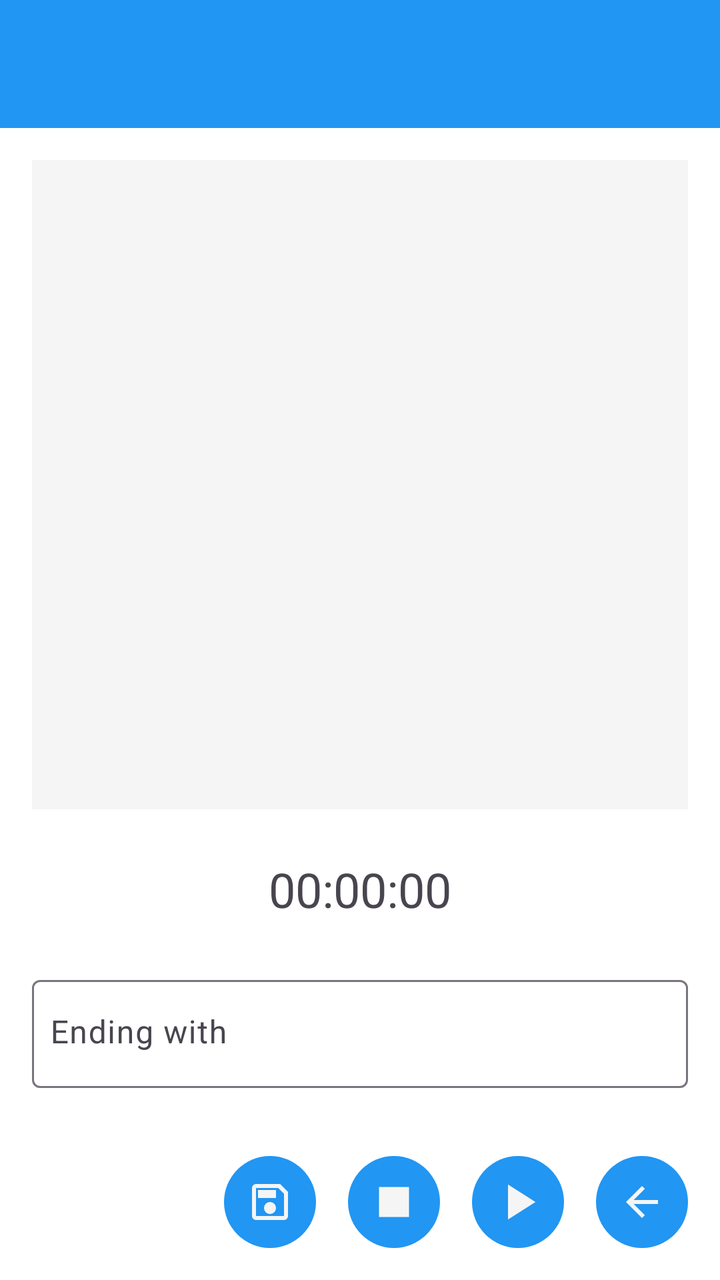
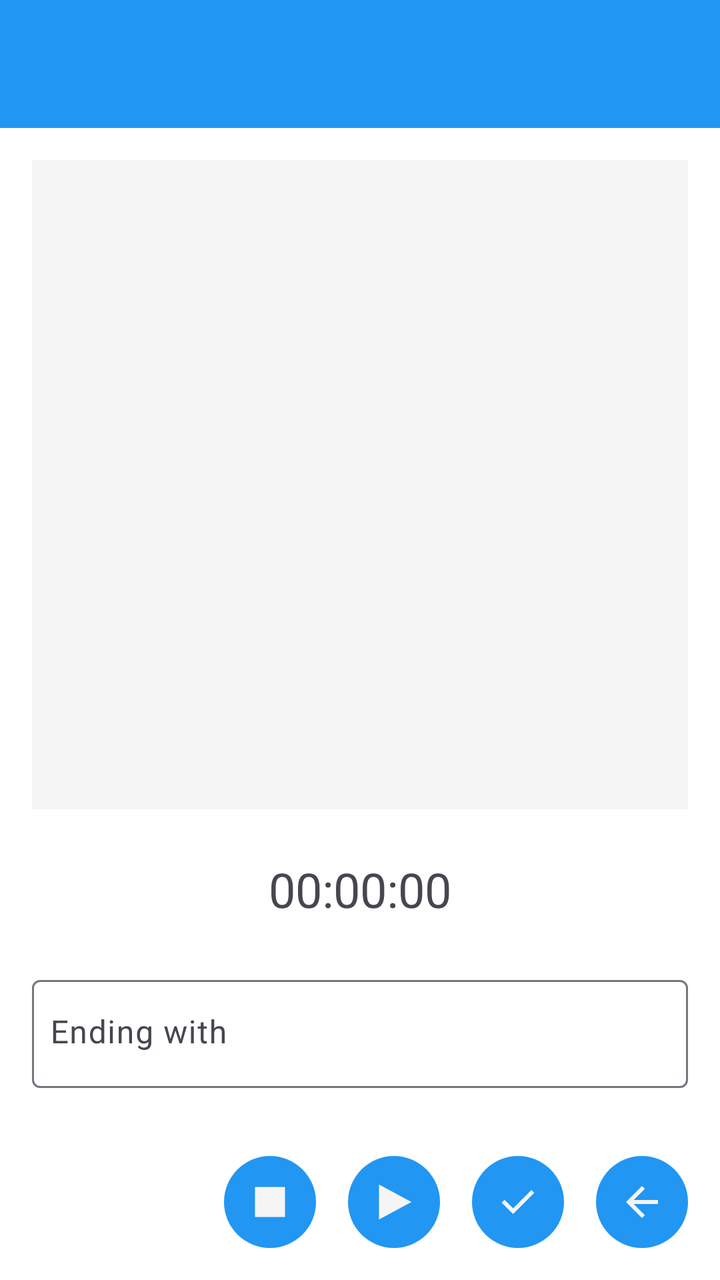

An Android layout rendered at two revisions. The XML below is the earlier revision; the diff shows what the commit changed to produce the second picture.
<!-- AndroidManifest.xml: application theme Theme.Freer -->
<!-- res/layout/activity_find_nice_keys.xml -->
<?xml version="1.0" encoding="utf-8"?>
<LinearLayout xmlns:android="http://schemas.android.com/apk/res/android"
    xmlns:app="http://schemas.android.com/apk/res-auto"
    android:layout_width="match_parent"
    android:layout_height="match_parent"
    android:orientation="vertical"
    android:fitsSystemWindows="true">

    <include layout="@layout/common_toolbar" />

    <ScrollView
        android:layout_width="match_parent"
        android:layout_height="0dp"
        android:layout_weight="5"
        android:background="@drawable/container_outline"
        android:layout_margin="16dp"
        android:fillViewport="true">

        <LinearLayout
            android:id="@+id/keyListContainer"
            android:layout_width="match_parent"
            android:layout_height="wrap_content"
            android:minHeight="200dp"
            android:orientation="vertical"
            android:background="@color/main_background" />

    </ScrollView>

    <LinearLayout
        android:id="@+id/progressContainer"
        android:layout_width="match_parent"
        android:layout_height="48dp"
        android:orientation="vertical"
        android:gravity="center">

        <TextView
            android:id="@+id/timerText"
            android:layout_width="wrap_content"
            android:layout_height="wrap_content"
            android:textSize="24sp"
            android:text="@string/_00_00_00" />

    </LinearLayout>

    <LinearLayout
        android:id="@+id/inputContainer"
        android:layout_width="match_parent"
        android:layout_height="wrap_content"
        android:orientation="vertical"
        android:minHeight="54dp"
        android:padding="16dp">

        <com.google.android.material.textfield.TextInputLayout
            android:id="@+id/matchInputLayout"
            android:layout_width="match_parent"
            android:layout_height="wrap_content"
            android:hint="@string/ending_with"
            android:paddingBottom="2dp"
            app:hintEnabled="true"
            app:hintAnimationEnabled="false">

            <com.google.android.material.textfield.TextInputEditText
                android:id="@+id/matchInput"
                android:layout_width="match_parent"
                android:layout_height="54dp"
                android:inputType="text"
                android:maxLength="10"
                android:paddingStart="9dp"
                android:paddingEnd="2dp"
                android:paddingTop="2dp"
                android:paddingBottom="4dp"
                android:gravity="center_vertical" />

        </com.google.android.material.textfield.TextInputLayout>

    </LinearLayout>

    <LinearLayout
        android:id="@+id/buttonContainer"
        android:layout_width="match_parent"
        android:layout_height="wrap_content"
        android:orientation="horizontal"
        android:gravity="end"
        android:padding="8dp">

        <ImageButton
            android:id="@+id/saveButton"
            style="@style/ImageButtonStyle"
            android:src="@drawable/ic_save"
            android:contentDescription="@string/save" />

        <ImageButton
            android:id="@+id/stopButton"
            style="@style/ImageButtonStyle"
            android:src="@drawable/ic_stop"
            android:contentDescription="@string/stop" />

        <ImageButton
            android:id="@+id/startButton"
            style="@style/ImageButtonStyle"
            android:src="@drawable/ic_play"
            android:contentDescription="@string/start" />

        <ImageButton
            android:id="@+id/back_button"
            style="@style/ImageButtonStyle"
            android:src="@drawable/ic_back"
            android:contentDescription="@string/back" />
    </LinearLayout>

</LinearLayout>
<!-- res/layout/common_toolbar.xml (included above) -->
<?xml version="1.0" encoding="utf-8"?>
<androidx.appcompat.widget.Toolbar xmlns:android="http://schemas.android.com/apk/res/android"
    xmlns:app="http://schemas.android.com/apk/res-auto"
    android:id="@+id/toolbar"
    android:layout_width="match_parent"
    android:layout_height="?attr/actionBarSize"
    android:background="@color/accent"
    android:theme="@style/ThemeOverlay.Freer.Toolbar">

    <LinearLayout
        android:id="@+id/toolbar_fid_container"
        android:layout_width="wrap_content"
        android:layout_height="match_parent"
        android:layout_gravity="end"
        android:orientation="horizontal"
        android:gravity="end|center_vertical"
        android:visibility="gone"
        android:clickable="true"
        android:focusable="true"
        android:paddingStart="8dp"
        android:paddingEnd="16dp"
        android:background="?android:attr/selectableItemBackground">

        <TextView
            android:id="@+id/toolbar_fid_text"
            android:layout_width="130dp"
            android:layout_height="wrap_content"
            android:textColor="@color/main_background"
            android:paddingStart="8dp"
            android:paddingEnd="4dp"
            android:textSize="14sp"
            android:maxLines="1"
            android:gravity="end"
            android:ellipsize="middle" />

        <ImageView
            android:id="@+id/toolbar_avatar"
            android:layout_width="42dp"
            android:layout_height="42dp"
            android:background="@color/accent"
            android:scaleType="centerCrop"
            android:contentDescription="@string/avatar" />

    </LinearLayout>

</androidx.appcompat.widget.Toolbar>
<!-- resources referenced by this layout -->
<resources>
  <color name="accent">#2196F3</color>
  <color name="main_background">#F5F5F5</color>
  <!-- drawable container_outline (drawable) -->
  <?xml version="1.0" encoding="utf-8"?>
  <shape xmlns:android="http://schemas.android.com/apk/res/android"
      android:shape="rectangle"
      >
      <solid android:color="#00000000" />
      <stroke
          android:width="2dp"
          android:color="@color/container_outline" />
      <corners android:radius="8dp" />
  </shape>
  <!-- drawable ic_back (drawable) -->
  <vector xmlns:android="http://schemas.android.com/apk/res/android"
      android:width="24dp"
      android:height="24dp"
      android:viewportWidth="960"
      android:viewportHeight="960">
    <path
        android:pathData="m313,520 l224,224 -57,56 -320,-320 320,-320 57,56 -224,224h487v80L313,520Z"
        android:fillColor="@color/main_background"/>
  </vector>
  <!-- drawable ic_play (drawable) -->
  <vector xmlns:android="http://schemas.android.com/apk/res/android"
      android:width="32dp"
      android:height="32dp"
      android:viewportWidth="24"
      android:viewportHeight="24">
      <path
          android:fillColor="#000000"
          android:pathData="M8,5v14l11,-7z" />
  </vector>
  <!-- drawable ic_save (drawable) -->
  <vector xmlns:android="http://schemas.android.com/apk/res/android"
      android:width="24dp"
      android:height="24dp"
      android:viewportWidth="960"
      android:viewportHeight="960">
    <path
        android:pathData="M840,280v480q0,33 -23.5,56.5T760,840L200,840q-33,0 -56.5,-23.5T120,760v-560q0,-33 23.5,-56.5T200,120h480l160,160ZM760,314L646,200L200,200v560h560v-446ZM480,720q50,0 85,-35t35,-85q0,-50 -35,-85t-85,-35q-50,0 -85,35t-35,85q0,50 35,85t85,35ZM240,400h360v-160L240,240v160ZM200,314v446,-560 114Z"
        android:fillColor="#030626"/>
  </vector>
  <!-- drawable ic_stop (drawable) -->
  <vector xmlns:android="http://schemas.android.com/apk/res/android"
      android:width="32dp"
      android:height="32dp"
      android:viewportWidth="24"
      android:viewportHeight="24">
      <path
          android:fillColor="#000000"
          android:pathData="M6,6h12v12H6z" />
  </vector>
  <string name="_00_00_00" translatable="false">00:00:00</string>
  <string name="avatar">Avatar</string>
  <string name="back">Back</string>
  <string name="ending_with">Ending with</string>
  <string name="save">Save</string>
  <string name="start">Start</string>
  <string name="stop">Stop</string>
  <style name="ImageButtonStyle">
          <item name="android:layout_width">46dp</item>
          <item name="android:layout_height">46dp</item>
          <item name="android:layout_margin">8dp</item>
          <item name="android:background">@drawable/bg_round_accent</item>
          <item name="android:tint">@color/main_background</item>
          <item name="android:scaleType">centerInside</item>
          <item name="android:padding">8dp</item>
      </style>
  <style name="ThemeOverlay.Freer.Toolbar" parent="ThemeOverlay.AppCompat.ActionBar">
          <item name="android:textColorPrimary">@color/main_background</item>
          <item name="android:textColorSecondary">@color/main_background</item>
      </style>
  <style name="Theme.Freer" parent="Base.Theme.Freer" />
  <color name="container_outline">#AAAAAA</color>
  <!-- drawable bg_round_accent (drawable) -->
  <?xml version="1.0" encoding="utf-8"?>
  <shape xmlns:android="http://schemas.android.com/apk/res/android"
      android:shape="oval">
      <solid android:color="@color/accent" />
  </shape>
  <!-- unchanged entries left out for length: 1 -->
</resources>

<!-- the commit's change to res/layout/activity_find_nice_keys.xml (unified diff, before → after) -->
@@ -83,11 +83,7 @@
         android:gravity="end"
         android:padding="8dp">
 
-        <ImageButton
-            android:id="@+id/saveButton"
-            style="@style/ImageButtonStyle"
-            android:src="@drawable/ic_save"
-            android:contentDescription="@string/save" />
+
 
         <ImageButton
             android:id="@+id/stopButton"
@@ -100,6 +96,12 @@
             style="@style/ImageButtonStyle"
             android:src="@drawable/ic_play"
             android:contentDescription="@string/start" />
+
+        <ImageButton
+            android:id="@+id/saveButton"
+            style="@style/ImageButtonStyle"
+            android:src="@drawable/ic_tick"
+            android:contentDescription="@string/save" />
 
         <ImageButton
             android:id="@+id/back_button"
<!-- resource entries referenced after the edit -->
@@ -31,17 +31,7 @@
       android:viewportHeight="24">
       <path
           android:fillColor="#000000"
-          android:pathData="M8,5v14l11,-7z" />
-  </vector>
-  <!-- drawable ic_save (drawable) -->
-  <vector xmlns:android="http://schemas.android.com/apk/res/android"
-      android:width="24dp"
-      android:height="24dp"
-      android:viewportWidth="960"
-      android:viewportHeight="960">
-    <path
-        android:pathData="M840,280v480q0,33 -23.5,56.5T760,840L200,840q-33,0 -56.5,-23.5T120,760v-560q0,-33 23.5,-56.5T200,120h480l160,160ZM760,314L646,200L200,200v560h560v-446ZM480,720q50,0 85,-35t35,-85q0,-50 -35,-85t-85,-35q-50,0 -85,35t-35,85q0,50 35,85t85,35ZM240,400h360v-160L240,240v160ZM200,314v446,-560 114Z"
-        android:fillColor="#030626"/>
+          android:pathData="M6,5v14l13,-7z" />
   </vector>
   <!-- drawable ic_stop (drawable) -->
   <vector xmlns:android="http://schemas.android.com/apk/res/android"
@@ -52,6 +42,16 @@
       <path
           android:fillColor="#000000"
           android:pathData="M6,6h12v12H6z" />
+  </vector>
+  <!-- drawable ic_tick (drawable) -->
+  <vector xmlns:android="http://schemas.android.com/apk/res/android"
+      android:width="24dp"
+      android:height="24dp"
+      android:viewportWidth="960"
+      android:viewportHeight="960">
+    <path
+        android:pathData="M382,720 L154,492l57,-57 171,171 367,-367 57,57 -424,424Z"
+        android:fillColor="#75FB4C"/>
   </vector>
   <string name="_00_00_00" translatable="false">00:00:00</string>
   <string name="avatar">Avatar</string>
